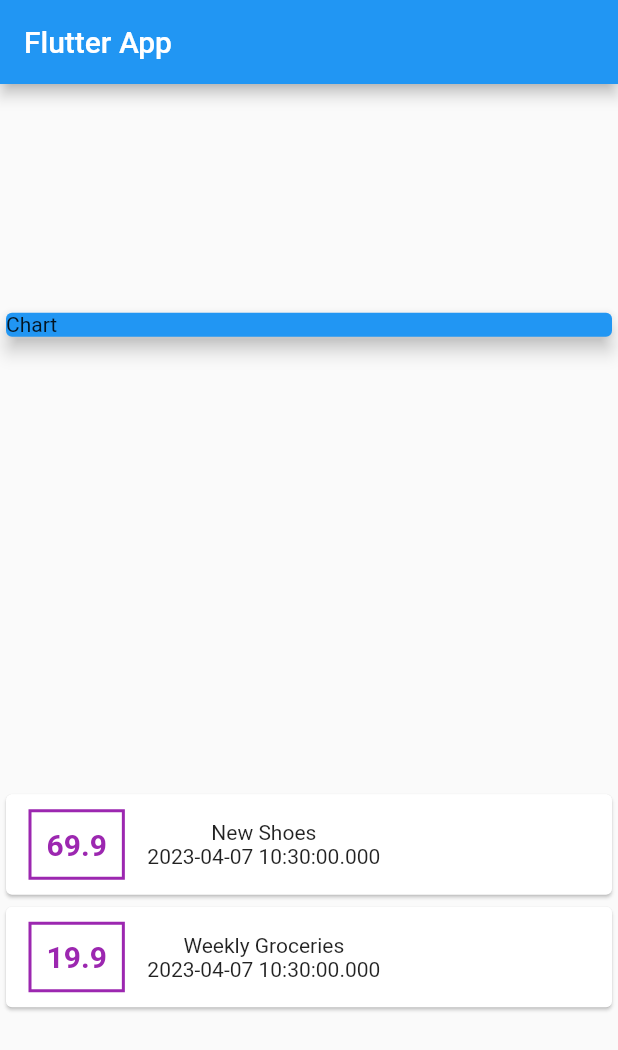
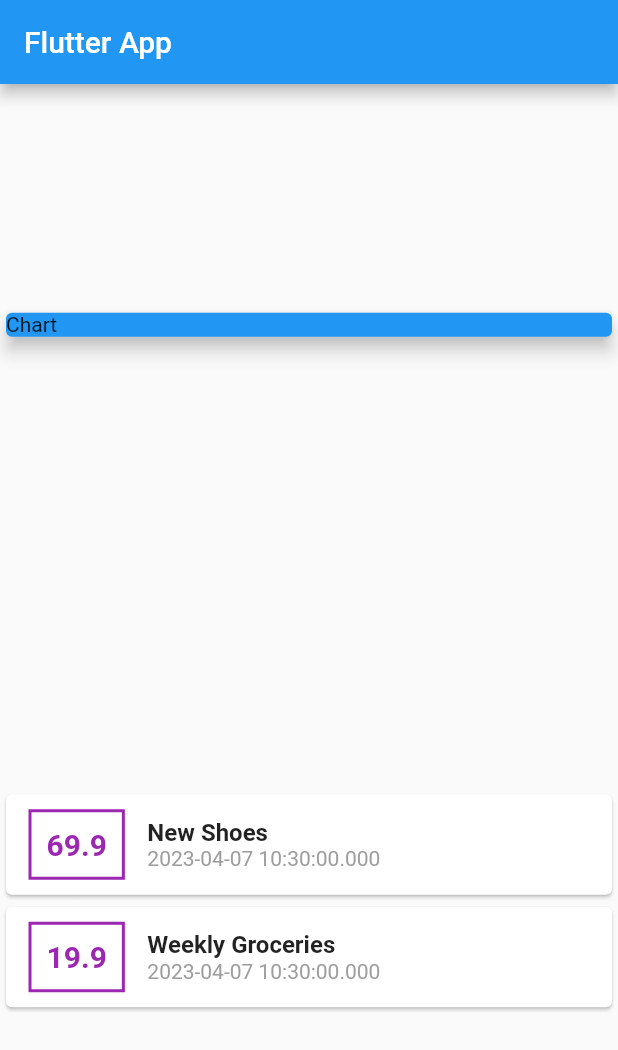
Before and after one commit to Trung-Hieu-Dev/flutter-crud-personal-expenses-app, a Flutter app: the screen it shows after launch, on a phone screen of 412 x 824 dp. Shown: the top 1050 px of the screen. Run offline on Flutter 3.47's test engine with Material 2 defaults, Android fonts, the light colour scheme and no system bars.

Commit message:
Column & Text Styling

```diff
--- a/lib/main.dart
+++ b/lib/main.dart
@@ -77,9 +77,17 @@ class MyHomePage extends StatelessWidget {
 
                     //details section
                     Column(
+                      crossAxisAlignment: CrossAxisAlignment.start,
                       children: [
-                        Text(tx.title),
-                        Text(tx.date.toString()),
+                        Text(tx.title,
+                            style: TextStyle(
+                              fontSize: 16,
+                              fontWeight: FontWeight.bold,
+                            )),
+                        Text(tx.date.toString(),
+                            style: TextStyle(
+                              color: Colors.grey,
+                            )),
                       ],
                     )
                   ],
```
